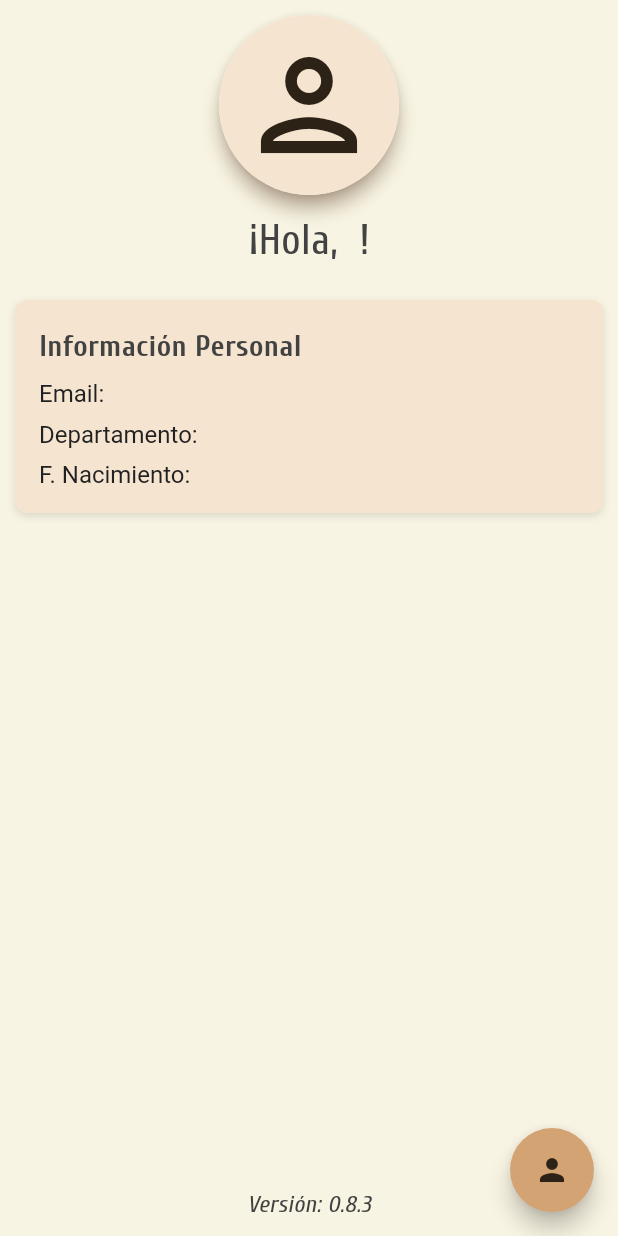
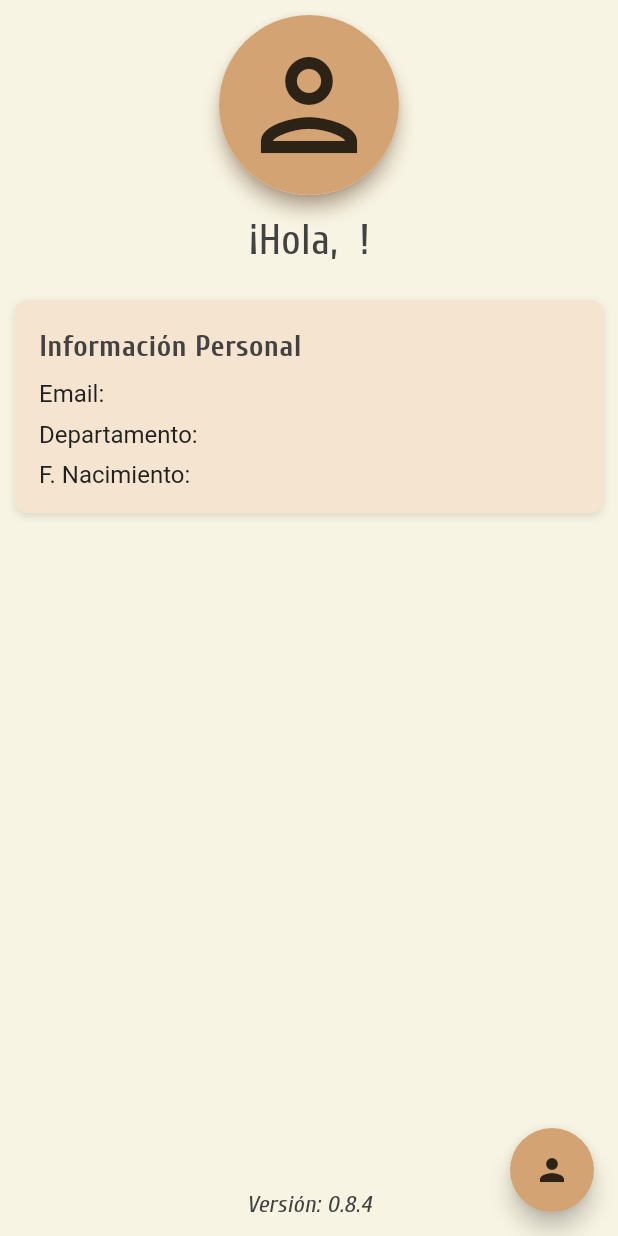
Before and after one commit to lenonay/hbd-app, a Flutter app: the ProfileViewer screen opened directly with empty values, on a phone screen of 412 x 824 dp. Run offline on Flutter 3.47's test engine with Material 3 defaults, Android fonts, the phone set to English and light mode, and no system bars; drawn by our look-alikes of flutter_speed_dial; our stand-ins replace cookie_jar, dio, dio_cookie_manager, flutter_dotenv, internet_connection_checker_plus, shared_preferences; accounts and stored records are empty; network calls fail; statements that could not run were skipped.

```diff
--- a/lib/data/coupons_repository.dart
+++ b/lib/data/coupons_repository.dart
@@ -15,7 +15,7 @@ class CouponsRepository {
 
     final res = response.data;
 
-    if(res["success"] == false || res["data"].length == 0) {
+    if(res["success"] == false) {
       return null;
     }
 
--- a/lib/screens/auth/login_screen.dart
+++ b/lib/screens/auth/login_screen.dart
@@ -66,8 +66,8 @@ class LoginScreenState extends State<LoginScreen> {
             children: [
               TextFormField(
                 controller: _userController,
-                decoration: InputDecoration(labelText: 'Usuario'),
-                validator: (v) => v!.isEmpty ? 'Introduce un usuario' : null,
+                decoration: InputDecoration(labelText: 'Email'),
+                validator: (v) => v!.isEmpty ? 'Introduce un email' : null,
               ),
               SizedBox(height: 16),
               TextFormField(
--- a/lib/screens/coupons_screen.dart
+++ b/lib/screens/coupons_screen.dart
@@ -3,6 +3,7 @@ import 'package:hbd_app/core/mixins/auth_mixin.dart';
 import 'package:hbd_app/data/coupons_repository.dart';
 import 'package:hbd_app/screens/auth/unauth_screen.dart';
 import 'package:hbd_app/widgets/auth/auth_wrapper.dart';
+import 'package:hbd_app/widgets/empty_viewer.dart';
 import 'package:hbd_app/widgets/ticket_card.dart';
 
 class CouponsScreen extends StatefulWidget {
@@ -49,6 +50,11 @@ class Screen extends StatelessWidget {
 
         final coupons = List.from(snapshot.data!);
 
+        // Si no tenemos posts en la lista
+          if (coupons.isEmpty) {
+            return EmptyViewer(item: "cupones");
+          }
+
         return ListView.builder(
           itemCount: coupons.length,
           itemBuilder: (context, index) {
--- a/lib/screens/info_screen.dart
+++ b/lib/screens/info_screen.dart
@@ -5,6 +5,7 @@ import 'package:hbd_app/models/post.dart';
 import 'package:hbd_app/routes.dart';
 import 'package:hbd_app/screens/auth/unauth_screen.dart';
 import 'package:hbd_app/widgets/auth/auth_wrapper.dart';
+import 'package:hbd_app/widgets/empty_viewer.dart';
 import 'package:hbd_app/widgets/posts/post_viewer.dart';
 
 class InfoScreen extends StatefulWidget {
@@ -54,6 +55,11 @@ class _InfoScreenState extends State<InfoScreen> with AuthMixin {
 
         final posts = snapshot.data!;
 
+        // Si no tenemos posts en la lista
+        if (posts.isEmpty) {
+          return EmptyViewer(item: "información");
+        }
+
         return PostViewer(posts: posts);
       },
     );
--- a/lib/screens/news_screen.dart
+++ b/lib/screens/news_screen.dart
@@ -4,6 +4,7 @@ import 'package:hbd_app/data/post_repository.dart';
 import 'package:hbd_app/routes.dart';
 import 'package:hbd_app/widgets/auth/auth_wrapper.dart';
 import 'package:hbd_app/screens/auth/unauth_screen.dart';
+import 'package:hbd_app/widgets/empty_viewer.dart';
 import 'package:hbd_app/widgets/posts/post_viewer.dart';
 
 class NewsScreen extends StatefulWidget {
@@ -54,6 +55,10 @@ class Screen extends StatelessWidget {
 
           final posts = snapshot.data!;
 
+          // Si no tenemos posts en la lista
+          if (posts.isEmpty) {
+            return EmptyViewer(item: "noticias");
+          }
           return PostViewer(posts: posts);
         },
       ),
--- a/lib/screens/profile_screen.dart
+++ b/lib/screens/profile_screen.dart
@@ -108,6 +108,23 @@ class ProfileViewer extends StatelessWidget {
       Navigator.pushNamed(context, Routes.help);
     }
 
+    Color avatarBackground;
+    Color infoBackground;
+
+    switch(userData.rol){
+      case 'duke':
+        avatarBackground = AppColors.duke;
+        infoBackground = AppColors.dukeAcc;
+        break;
+      case 'admin':
+        avatarBackground = AppColors.secondary;
+        infoBackground = AppColors.secondaryAcc;
+        break;
+      default:
+        avatarBackground = AppColors.primary;
+        infoBackground = AppColors.primaryTint20;
+    }
+
     return Scaffold(
       floatingActionButton: SpeedDial(
         icon: Icons.person,
@@ -182,6 +199,7 @@ class ProfileViewer extends StatelessWidget {
                 shape: CircleBorder(),
                 shadowColor: AppColors.primaryShade20,
                 child: CircleAvatar(
+                  backgroundColor: avatarBackground,
                   radius: 60, // 150/2
                   child: Icon(Icons.person_outlined, size: 96,)
                 ),
@@ -196,7 +214,7 @@ class ProfileViewer extends StatelessWidget {
                 width: MediaQuery.of(context).size.width,
                 padding: const EdgeInsets.all(16),
                 decoration: BoxDecoration(
-                  color: AppColors.primaryTint20,
+                  color: infoBackground,
                   borderRadius: BorderRadius.circular(8),
                   boxShadow: [
                     BoxShadow(
--- a/lib/theme.dart
+++ b/lib/theme.dart
@@ -19,6 +19,11 @@ class AppColors {
   static const primaryTint40 = Color(0xFFF0DDB5); // #f0ddb5
   static const primaryShade20 = Color(0xFFA87D56); // #a87d56
 
+  // Duke
+  static const duke = Color(0xFF9662AA); // #813d9c
+  static const dukeAcc = Color(0xFFA487AF); // #813d9c
+
+
   // Secundarios
   static const secondary = Color(0xFFAAB38E); // #aab38e
   static const secondaryAcc = Color(0xFFE9EDC9); // #e9edc9
@@ -39,6 +44,7 @@ class AppColors {
   static const textOnPrimary = Color(
     0xFF2D2216,
   ); // Contraste mejorado para primary
+  static const shadowDuke = Color(0x30B45FD6);
 }
 
 final ThemeData appTheme = ThemeData(
```
Also changed, not shown: lib/widgets/empty_viewer.dart (added, +33 -0 lines), 1 other file.
